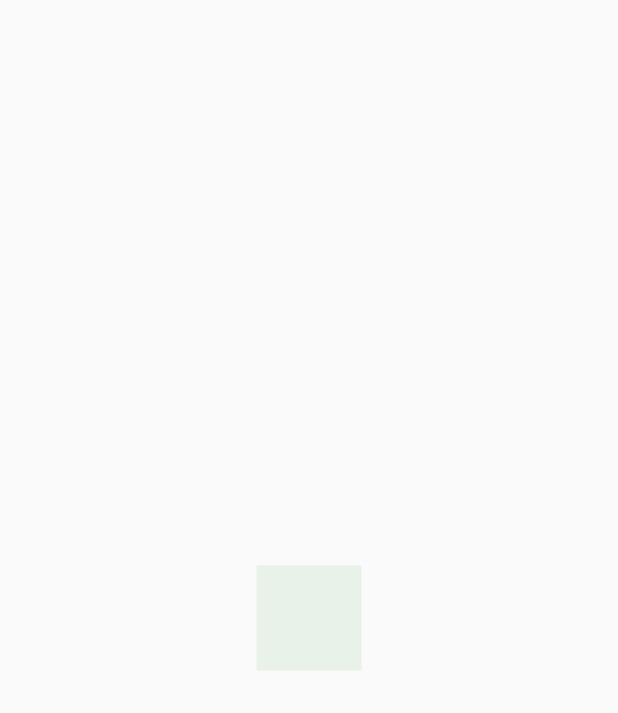
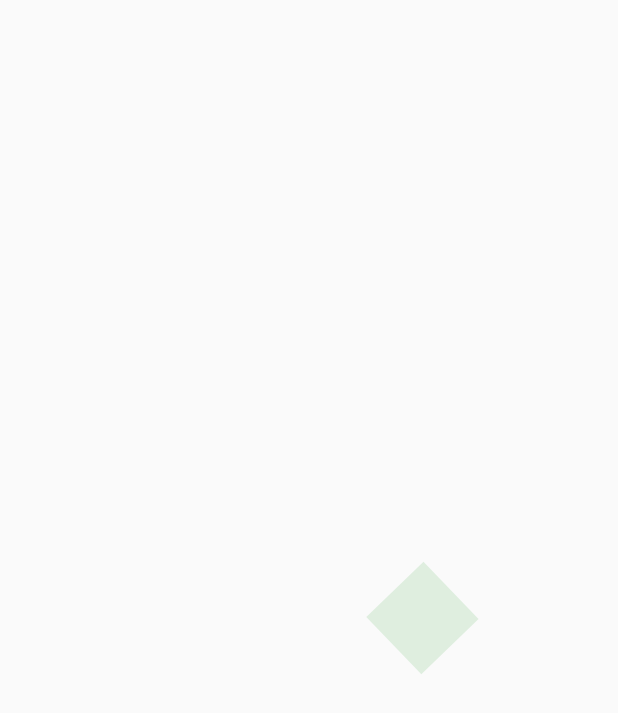
Before and after one commit to jazminasaleh/custom_painter_flutter, a Flutter app: the screen it shows after launch, on a phone screen of 412 x 824 dp. Shown: the top 713 px of the screen. Run offline on Flutter 3.47's test engine with Material 2 defaults, Android fonts, the phone set to English and light mode, and no system bars.

Commit message:
mover animacion

```diff
--- a/lib/src/pages/animaciones_page.dart
+++ b/lib/src/pages/animaciones_page.dart
@@ -30,6 +30,9 @@ class _CuadradoAnimadoState extends State<CuadradoAnimado>
   late AnimationController controller;
   late Animation<double> rotacion;
   late Animation<double> opacidad;
+  late Animation<double> opacidadOut;
+  late Animation<double> mover;
+  late Animation<double> agrandar;
 
   @override
   void initState() {
@@ -39,16 +42,28 @@ class _CuadradoAnimadoState extends State<CuadradoAnimado>
     // la rotacion comienza  a variar desde 0 hasta 2 en los 4000 segundo
     // lo de curves es el tipo de animacion
     rotacion = Tween(begin: 0.0, end: 2 * Math.pi)
-    //En que punto del tiempo se reproduce la animacion
-        .animate(CurvedAnimation(parent: controller, curve: Interval(0 , 0.25, curve: Curves.easeOut)));
+        //En que punto del tiempo se reproduce la animacion
+        .animate(CurvedAnimation(
+            parent: controller,
+            curve: Interval(0, 0.25, curve: Curves.easeOut)));
 
     opacidad = Tween(begin: 0.1, end: 1.0).animate(controller);
+    opacidadOut = Tween(begin: 1.0, end: 0.0).animate(controller);
     controller.addListener(() {
       if (controller.status == AnimationStatus.completed) {
         //*Resetiar el valor de la opacidad
-        controller.reset();
+        //controller.reset();
+        //*Regrese el cudrado
+        controller.reverse();
       }
     });
+
+    mover = Tween(begin: 0.0, end: 200.0).animate(CurvedAnimation(
+        parent: controller, curve: Interval(0, 0.25, curve: Curves.easeOut)));
+    controller.forward();
+
+    agrandar = Tween(begin: 0.0, end: 2.0).animate(CurvedAnimation(
+        parent: controller, curve: Interval(0, 0.25, curve: Curves.easeOut)));
     controller.forward();
     super.initState();
   }
@@ -68,9 +83,16 @@ class _CuadradoAnimadoState extends State<CuadradoAnimado>
       //*LLama al rectangulo
       child: _Rectangulo(),
       builder: (BuildContext context, Widget? childRectangulo) {
-        return Transform.rotate(angle: rotacion.value,
-        child:Opacity(opacity: opacidad.value,
-        child: childRectangulo,));
+        return Transform.translate(
+          offset: Offset(mover.value, 0),
+          child: Transform.rotate(
+              angle: rotacion.value,
+              child: Opacity(
+                opacity: opacidad.value,
+                child: Transform.scale(
+                    scale: agrandar.value, child: childRectangulo),
+              )),
+        );
       },
     );
   }
```
